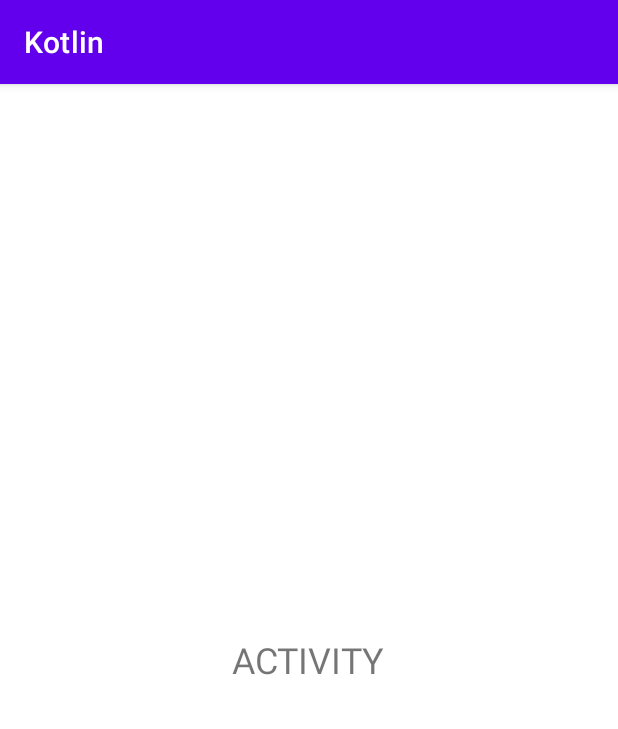
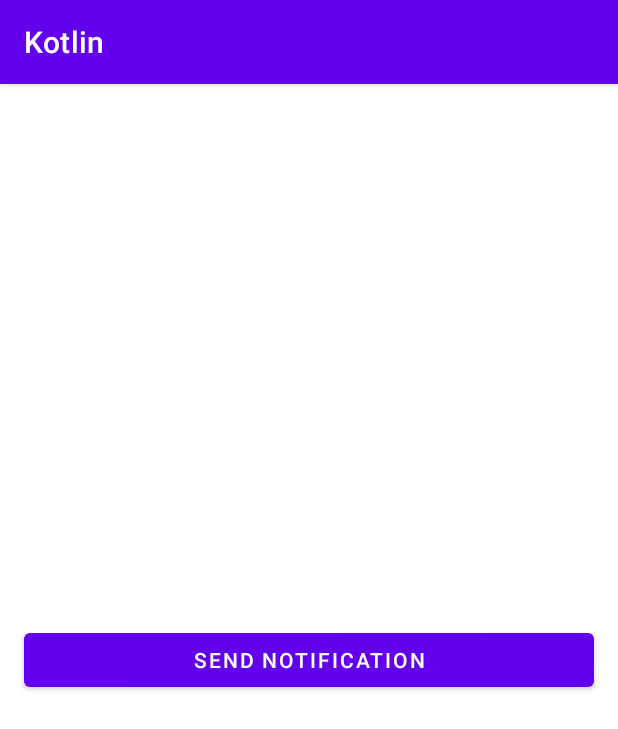
Before and after one commit to Rohitohlyan66/Kotlin, an Android app: the screen it shows after launch (MainActivity), on a phone screen of 412 x 824 dp. Shown: the top 729 px of the screen. Run offline under Robolectric (Android 15) with nearby library versions, the phone set to English and light mode, and no system bars.

Commit message:
New Commit

```diff
--- a/app/src/main/java/com/example/kotlin/MainActivity.kt
+++ b/app/src/main/java/com/example/kotlin/MainActivity.kt
@@ -1,11 +1,24 @@
 package com.example.kotlin
 
+import android.app.NotificationChannel
+import android.app.NotificationManager
+import android.app.PendingIntent
+import android.app.TaskStackBuilder
+import android.content.Context
+import android.content.Intent
+import android.graphics.Color
+import android.os.Build
 import androidx.appcompat.app.AppCompatActivity
 import android.os.Bundle
 import android.system.Os.close
 import android.view.MenuItem
+import android.widget.Button
+import android.widget.CheckBox
+import android.widget.EditText
 import android.widget.Toast
 import androidx.appcompat.app.ActionBarDrawerToggle
+import androidx.core.app.NotificationCompat
+import androidx.core.app.NotificationManagerCompat
 import androidx.drawerlayout.widget.DrawerLayout
 import androidx.fragment.app.Fragment
 import androidx.viewpager2.widget.ViewPager2
@@ -22,6 +35,9 @@ import com.google.android.material.tabs.TabLayoutMediator
 class MainActivity : AppCompatActivity() {
 
     lateinit var toggle: ActionBarDrawerToggle
+    val CHANNEL_ID = "channelID"
+    val CHANNEL_NAME = "channelName"
+    val NOTIFICATION_ID = 0
 
     override fun onCreate(savedInstanceState: Bundle?) {
         super.onCreate(savedInstanceState)
@@ -276,6 +292,64 @@ class MainActivity : AppCompatActivity() {
         }*/
 
 
+        //----------------------------------------------------------SharedPreferences------------------------------------------------------------------
+        /* val name = findViewById<EditText>(R.id.name)
+         val age = findViewById<EditText>(R.id.age)
+         val save = findViewById<Button>(R.id.save)
+         val load = findViewById<Button>(R.id.load)
+         val adult = findViewById<CheckBox>(R.id.adult)
+
+         val sharePref = getSharedPreferences("myPref", Context.MODE_PRIVATE)
+         val editor = sharePref.edit()
+
+         save.setOnClickListener {
+             editor.apply {
+                 putString("name", name.text.toString())
+                 putInt("age", age.text.toString().toInt())
+                 putBoolean("isAdult", adult.isChecked)
+                 apply()
+             }
+         }
+
+         load.setOnClickListener {
+             val names = sharePref.getString("name", null)
+             val ages = sharePref.getInt("age", 0)
+             val isAdult = sharePref.getBoolean("isAdult", false)
+
+             name.setText(names)
+             age.setText(ages.toString())
+             adult.isChecked = isAdult
+         } */
+
+        //--------------------------------------------Notifications--------------------------------------------------------------------------------
+        /*val notifyButton = findViewById<Button>(R.id.notify)
+        createNotificationChannel()
+
+        val intent = Intent(this, MainActivity::class.java)
+        val pendingIntent = TaskStackBuilder.create(this).run {
+            addNextIntentWithParentStack(intent)
+            getPendingIntent(0, PendingIntent.FLAG_UPDATE_CURRENT)
+
+        }
+
+        val notification = NotificationCompat.Builder(this, CHANNEL_ID)
+            .apply {
+                setContentTitle("Awesome Notification")
+                setContentText("My First Notification")
+                setSmallIcon(R.drawable.ic_launcher_foreground)
+                priority = NotificationCompat.PRIORITY_HIGH
+                setContentIntent(pendingIntent)
+            }
+            .build()
+
+
+        val notificationManager = NotificationManagerCompat.from(this)
+
+        notifyButton.setOnClickListener {
+            notificationManager.notify(NOTIFICATION_ID, notification)
+        } */
+
+
     }
 
 
@@ -301,11 +375,27 @@ class MainActivity : AppCompatActivity() {
         return true
     }*/
 
+    /*
     override fun onOptionsItemSelected(item: MenuItem): Boolean {
         if (toggle.onOptionsItemSelected(item)) {
             return true
         }
 
         return super.onOptionsItemSelected(item)
-    }
+    }*/
+
+    /*private fun createNotificationChannel() {
+
+        if (Build.VERSION.SDK_INT >= Build.VERSION_CODES.O) {
+            val channel = NotificationChannel(
+                CHANNEL_ID, CHANNEL_NAME,
+                NotificationManager.IMPORTANCE_DEFAULT
+            ).apply {
+                lightColor = Color.GREEN
+                enableLights(true)
+            }
+            val manager = getSystemService(Context.NOTIFICATION_SERVICE) as NotificationManager
+            manager.createNotificationChannel(channel)
+        }
+    }*/
 }
--- a/app/src/main/res/layout/activity_main.xml
+++ b/app/src/main/res/layout/activity_main.xml
@@ -1,31 +1,19 @@
 <?xml version="1.0" encoding="utf-8"?>
-<androidx.drawerlayout.widget.DrawerLayout xmlns:android="http://schemas.android.com/apk/res/android"
-    xmlns:app="http://schemas.android.com/apk/res-auto"
+<RelativeLayout xmlns:android="http://schemas.android.com/apk/res/android"
     xmlns:tools="http://schemas.android.com/tools"
-    android:id="@+id/drawer_layout"
     android:layout_width="match_parent"
     android:layout_height="match_parent"
     tools:context=".MainActivity">
 
-    <RelativeLayout
+
+    <Button
+        android:id="@+id/notify"
         android:layout_width="match_parent"
-        android:layout_height="match_parent">
+        android:layout_height="wrap_content"
+        android:layout_centerInParent="true"
+        android:layout_marginStart="16dp"
+        android:layout_marginEnd="16dp"
+        android:text="Send Notification" />
 
-        <TextView
-            android:layout_width="wrap_content"
-            android:layout_height="wrap_content"
-            android:layout_centerInParent="true"
-            android:text="ACTIVITY"
-            android:textSize="24sp" />
-    </RelativeLayout>
 
-    <com.google.android.material.navigation.NavigationView
-        android:id="@+id/nav_bar"
-        android:layout_width="wrap_content"
-        android:layout_height="match_parent"
-        android:layout_gravity="start"
-        android:fitsSystemWindows="true"
-        app:headerLayout="@layout/header"
-        app:menu="@menu/nav_menu" />
-
-</androidx.drawerlayout.widget.DrawerLayout>
+</RelativeLayout>
```
